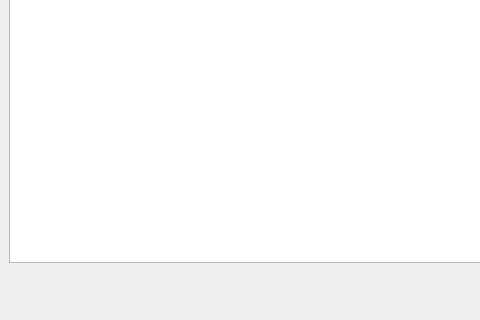
Old version of the form designer/ui_jobStatus.ui in the repository neutrons/addie; both pictures show x 0 to 480 and y 413 to 733 of the 677 by 733 pixel window.
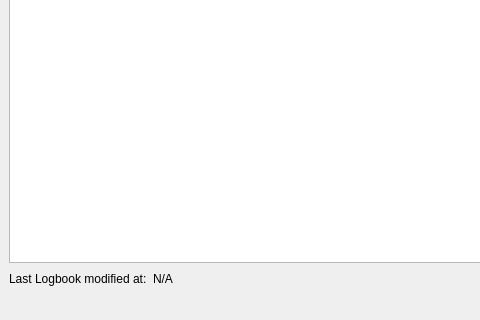
New version of the form.

Commit message: Added label that display when the last logs were loaded. And started to improve the job status manager

Patch:
```diff
--- a/designer/ui_jobStatus.ui
+++ b/designer/ui_jobStatus.ui
@@ -86,6 +86,20 @@
     </item>
     <item>
      <layout class="QHBoxLayout" name="horizontalLayout_2">
+      <item>
+       <widget class="QLabel" name="label_2">
+        <property name="text">
+         <string>Last Logbook modified at:</string>
+        </property>
+       </widget>
+      </item>
+      <item>
+       <widget class="QLabel" name="last_logbook_time">
+        <property name="text">
+         <string>N/A</string>
+        </property>
+       </widget>
+      </item>
       <item>
        <spacer name="horizontalSpacer_2">
         <property name="orientation">
```
The commit also changes 3 other files.
